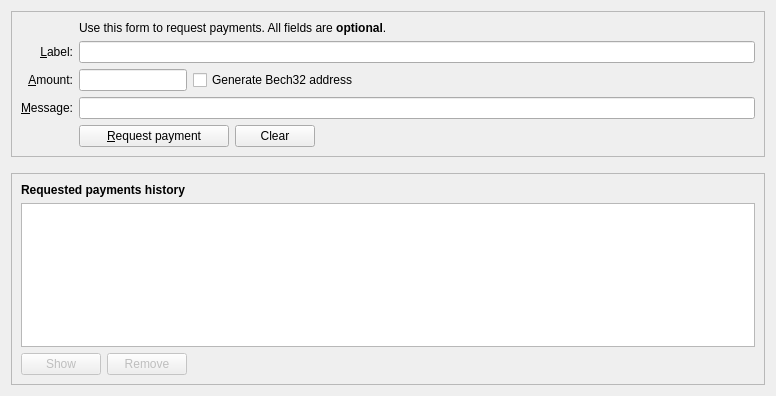
Old version of the form src/qt/forms/receivecoinsdialog.ui in the repository goomario/btchd.
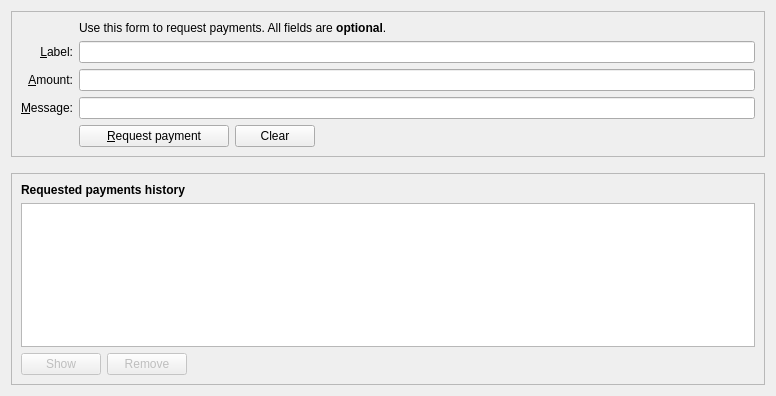
New version of the form. Icons and pictures are not drawn. Custom widgets are drawn as their Qt base class.

Diff of the .ui file:
```diff
--- a/src/qt/forms/receivecoinsdialog.ui
+++ b/src/qt/forms/receivecoinsdialog.ui
@@ -162,8 +162,6 @@
          </widget>
         </item>
         <item row="5" column="2">
-         <layout class="QHBoxLayout" name="horizontalLayout_6">
-          <item>
            <widget class="BitcoinAmountField" name="reqAmount">
             <property name="sizePolicy">
              <sizepolicy hsizetype="Fixed" vsizetype="Fixed">
@@ -188,46 +186,6 @@
             </property>
            </widget>
           </item>
-          <item>
-           <widget class="QCheckBox" name="useBech32">
-            <property name="sizePolicy">
-             <sizepolicy hsizetype="Fixed" vsizetype="Fixed">
-              <horstretch>0</horstretch>
-              <verstretch>0</verstretch>
-             </sizepolicy>
-            </property>
-            <property name="maximumSize">
-             <size>
-              <width>1000</width>
-              <height>16777215</height>
-             </size>
-            </property>
-            <property name="focusPolicy">
-             <enum>Qt::StrongFocus</enum>
-            </property>
-            <property name="toolTip">
-             <string>Bech32 addresses (BIP-173) are cheaper to spend from and offer better protection against typos. When unchecked a P2SH wrapped SegWit address will be created, compatible with older wallets.</string>
-            </property>
-            <property name="text">
-             <string>Generate Bech32 address</string>
-            </property>
-           </widget>
-          </item>
-          <item>
-           <spacer name="horizontalSpacer_3">
-            <property name="orientation">
-             <enum>Qt::Horizontal</enum>
-            </property>
-            <property name="sizeHint" stdset="0">
-             <size>
-              <width>0</width>
-              <height>0</height>
-             </size>
-            </property>
-           </spacer>
-          </item>
-         </layout>
-        </item>
        </layout>
       </item>
      </layout>
```
Left out of the diff: 1 changed line with no effect on the pictures. Lines whose indentation alone changed are shown as unchanged.
